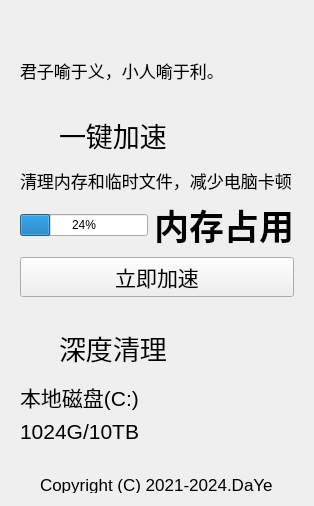
The window that resource/ui/mian_ui.ui (darkmatter2048/WindowsCleaner) describes before a commit, drawn with Qt 5.
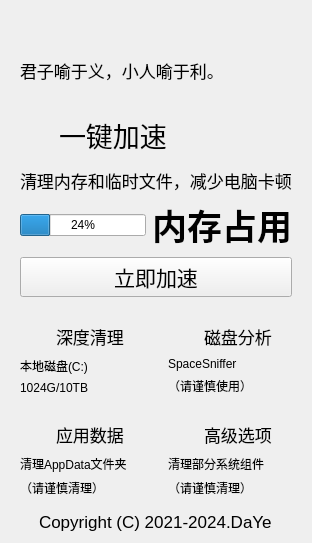
The same window after the commit. Icons and pictures are not drawn. Custom widgets are drawn as their Qt base class.

Diff of the .ui file:
```diff
--- a/resource/ui/mian_ui.ui
+++ b/resource/ui/mian_ui.ui
@@ -6,8 +6,8 @@
    <rect>
     <x>0</x>
     <y>0</y>
-    <width>314</width>
-    <height>506</height>
+    <width>308</width>
+    <height>524</height>
    </rect>
   </property>
   <property name="windowTitle">
@@ -27,7 +27,7 @@
      </property>
     </widget>
    </item>
-   <item row="1" column="0">
+   <item row="1" column="0" colspan="2">
     <widget class="CardWidget" name="widget" native="true">
      <property name="minimumSize">
       <size>
@@ -51,7 +51,7 @@
      </layout>
     </widget>
    </item>
-   <item row="2" column="0">
+   <item row="2" column="0" colspan="2">
     <widget class="CardWidget" name="cardWidget" native="true">
      <layout class="QGridLayout" name="gridLayout">
       <item row="0" column="0">
@@ -161,8 +161,8 @@
            <widget class="QLabel" name="label_6">
             <property name="minimumSize">
              <size>
-              <width>33</width>
-              <height>54</height>
+              <width>30</width>
+              <height>30</height>
              </size>
             </property>
             <property name="styleSheet">
@@ -177,7 +177,7 @@
            <widget class="CaptionLabel" name="label_7">
             <property name="font">
              <font>
-              <pointsize>20</pointsize>
+              <pointsize>13</pointsize>
              </font>
             </property>
             <property name="text">
@@ -204,7 +204,7 @@
          <widget class="CaptionLabel" name="label_8">
           <property name="font">
            <font>
-            <pointsize>16</pointsize>
+            <pointsize>9</pointsize>
            </font>
           </property>
           <property name="text">
@@ -216,7 +216,7 @@
          <widget class="CaptionLabel" name="label_9">
           <property name="font">
            <font>
-            <pointsize>16</pointsize>
+            <pointsize>9</pointsize>
            </font>
           </property>
           <property name="text">
@@ -229,7 +229,250 @@
      </layout>
     </widget>
    </item>
+   <item row="3" column="1">
+    <widget class="CardWidget" name="widget_3" native="true">
+     <layout class="QHBoxLayout" name="horizontalLayout_6">
+      <item>
+       <layout class="QVBoxLayout" name="verticalLayout_3">
+        <item>
+         <layout class="QHBoxLayout" name="horizontalLayout_7">
+          <item>
+           <widget class="QLabel" name="label_12">
+            <property name="minimumSize">
+             <size>
+              <width>30</width>
+              <height>30</height>
+             </size>
+            </property>
+            <property name="maximumSize">
+             <size>
+              <width>1024</width>
+              <height>1024</height>
+             </size>
+            </property>
+            <property name="styleSheet">
+             <string notr="true">image: url(:/imgs/imgs/recovery-disk.png);</string>
+            </property>
+            <property name="text">
+             <string/>
+            </property>
+           </widget>
+          </item>
+          <item>
+           <widget class="CaptionLabel" name="label_13">
+            <property name="font">
+             <font>
+              <pointsize>13</pointsize>
+             </font>
+            </property>
+            <property name="text">
+             <string>磁盘分析</string>
+            </property>
+           </widget>
+          </item>
+          <item>
+           <spacer name="horizontalSpacer_5">
+            <property name="orientation">
+             <enum>Qt::Horizontal</enum>
+            </property>
+            <property name="sizeHint" stdset="0">
+             <size>
+              <width>40</width>
+              <height>20</height>
+             </size>
+            </property>
+           </spacer>
+          </item>
+         </layout>
+        </item>
+        <item>
+         <widget class="CaptionLabel" name="label_14">
+          <property name="font">
+           <font>
+            <pointsize>9</pointsize>
+           </font>
+          </property>
+          <property name="text">
+           <string>SpaceSniffer</string>
+          </property>
+         </widget>
+        </item>
+        <item>
+         <widget class="CaptionLabel" name="label_15">
+          <property name="font">
+           <font>
+            <pointsize>9</pointsize>
+           </font>
+          </property>
+          <property name="text">
+           <string>（请谨慎使用）</string>
+          </property>
+         </widget>
+        </item>
+       </layout>
+      </item>
+     </layout>
+    </widget>
+   </item>
    <item row="4" column="0">
+    <widget class="CardWidget" name="widget_4" native="true">
+     <layout class="QHBoxLayout" name="horizontalLayout_8">
+      <item>
+       <layout class="QVBoxLayout" name="verticalLayout_4">
+        <item>
+         <layout class="QHBoxLayout" name="horizontalLayout_9">
+          <item>
+           <widget class="QLabel" name="label_16">
+            <property name="minimumSize">
+             <size>
+              <width>30</width>
+              <height>30</height>
+             </size>
+            </property>
+            <property name="styleSheet">
+             <string notr="true">image: url(:/imgs/imgs/project_data.png);</string>
+            </property>
+            <property name="text">
+             <string/>
+            </property>
+           </widget>
+          </item>
+          <item>
+           <widget class="CaptionLabel" name="label_17">
+            <property name="font">
+             <font>
+              <pointsize>13</pointsize>
+             </font>
+            </property>
+            <property name="text">
+             <string>应用数据</string>
+            </property>
+           </widget>
+          </item>
+          <item>
+           <spacer name="horizontalSpacer_6">
+            <property name="orientation">
+             <enum>Qt::Horizontal</enum>
+            </property>
+            <property name="sizeHint" stdset="0">
+             <size>
+              <width>40</width>
+              <height>20</height>
+             </size>
+            </property>
+           </spacer>
+          </item>
+         </layout>
+        </item>
+        <item>
+         <widget class="CaptionLabel" name="label_18">
+          <property name="font">
+           <font>
+            <pointsize>9</pointsize>
+           </font>
+          </property>
+          <property name="text">
+           <string>清理AppData文件夹</string>
+          </property>
+         </widget>
+        </item>
+        <item>
+         <widget class="CaptionLabel" name="label_19">
+          <property name="font">
+           <font>
+            <pointsize>9</pointsize>
+           </font>
+          </property>
+          <property name="text">
+           <string>（请谨慎清理）</string>
+          </property>
+         </widget>
+        </item>
+       </layout>
+      </item>
+     </layout>
+    </widget>
+   </item>
+   <item row="4" column="1">
+    <widget class="CardWidget" name="widget_5" native="true">
+     <layout class="QHBoxLayout" name="horizontalLayout_10">
+      <item>
+       <layout class="QVBoxLayout" name="verticalLayout_5">
+        <item>
+         <layout class="QHBoxLayout" name="horizontalLayout_11">
+          <item>
+           <widget class="QLabel" name="label_20">
+            <property name="minimumSize">
+             <size>
+              <width>30</width>
+              <height>30</height>
+             </size>
+            </property>
+            <property name="styleSheet">
+             <string notr="true">image: url(:/imgs/imgs/Senior.png);</string>
+            </property>
+            <property name="text">
+             <string/>
+            </property>
+           </widget>
+          </item>
+          <item>
+           <widget class="CaptionLabel" name="label_21">
+            <property name="font">
+             <font>
+              <pointsize>13</pointsize>
+             </font>
+            </property>
+            <property name="text">
+             <string>高级选项</string>
+            </property>
+           </widget>
+          </item>
+          <item>
+           <spacer name="horizontalSpacer_7">
+            <property name="orientation">
+             <enum>Qt::Horizontal</enum>
+            </property>
+            <property name="sizeHint" stdset="0">
+             <size>
+              <width>40</width>
+              <height>20</height>
+             </size>
+            </property>
+           </spacer>
+          </item>
+         </layout>
+        </item>
+        <item>
+         <widget class="CaptionLabel" name="label_22">
+          <property name="font">
+           <font>
+            <pointsize>9</pointsize>
+           </font>
+          </property>
+          <property name="text">
+           <string>清理部分系统组件</string>
+          </property>
+         </widget>
+        </item>
+        <item>
+         <widget class="CaptionLabel" name="label_23">
+          <property name="font">
+           <font>
+            <pointsize>9</pointsize>
+           </font>
+          </property>
+          <property name="text">
+           <string>（请谨慎清理）</string>
+          </property>
+         </widget>
+        </item>
+       </layout>
+      </item>
+     </layout>
+    </widget>
+   </item>
+   <item row="5" column="0" colspan="2">
     <spacer name="verticalSpacer">
      <property name="orientation">
       <enum>Qt::Vertical</enum>
@@ -242,7 +485,7 @@
      </property>
     </spacer>
    </item>
-   <item row="5" column="0">
+   <item row="6" column="0" colspan="2">
     <layout class="QHBoxLayout" name="horizontalLayout_5">
      <item>
       <spacer name="horizontalSpacer_3">
@@ -262,7 +505,7 @@
        <property name="maximumSize">
         <size>
          <width>266</width>
-         <height>16</height>
+         <height>20</height>
         </size>
        </property>
        <property name="font">
```
